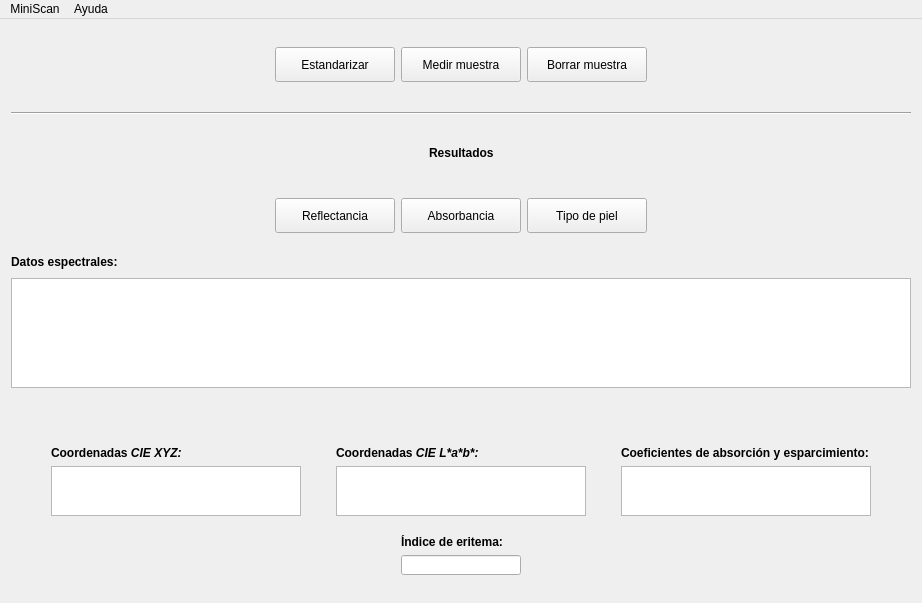
First picture: the form in mainwindow.ui, repository Gabnz/Spectrasoft, before the edit.
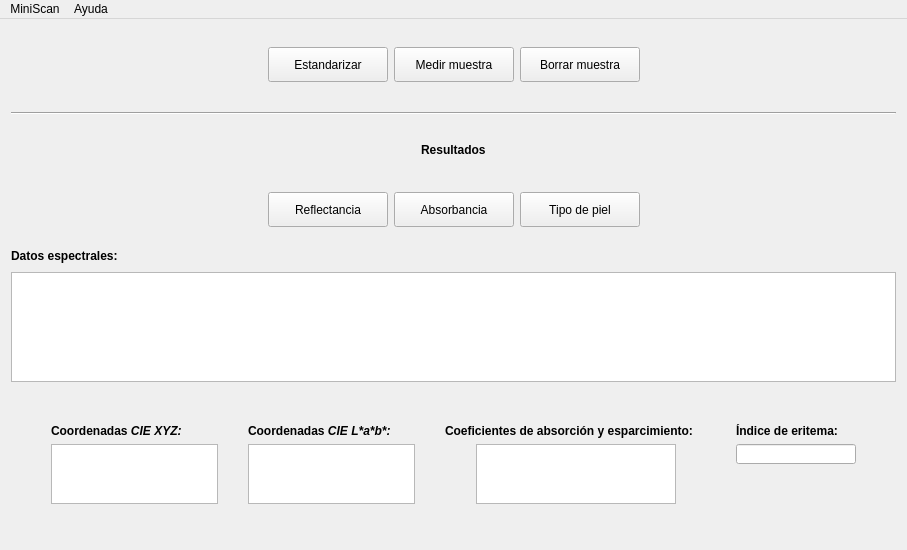
Second picture: the form after the edit. Icons and pictures are not drawn.

What changed in the file:
```diff
--- a/mainwindow.ui
+++ b/mainwindow.ui
@@ -6,8 +6,8 @@
    <rect>
     <x>0</x>
     <y>0</y>
-    <width>920</width>
-    <height>603</height>
+    <width>905</width>
+    <height>550</height>
    </rect>
   </property>
   <property name="windowTitle">
@@ -20,7 +20,7 @@
   <widget class="QWidget" name="centralWidget">
    <layout class="QGridLayout" name="gridLayout_5">
     <item row="0" column="0">
-     <layout class="QVBoxLayout" name="verticalLayout_5">
+     <layout class="QVBoxLayout" name="verticalLayout">
       <item>
        <layout class="QGridLayout" name="gridLayout_2">
         <item row="0" column="1">
@@ -535,7 +535,7 @@
        <widget class="QTableView" name="tablaPuntosEspectrales">
         <property name="minimumSize">
          <size>
-          <width>900</width>
+          <width>885</width>
           <height>110</height>
          </size>
         </property>
@@ -592,7 +592,35 @@
       </item>
       <item>
        <layout class="QGridLayout" name="gridLayout_4">
-        <item row="0" column="0">
+        <item row="0" column="1">
+         <widget class="QLabel" name="etqCromaticidad">
+          <property name="text">
+           <string>&lt;html&gt;&lt;head/&gt;&lt;body&gt;&lt;p&gt;&lt;span style=&quot; font-weight:600;&quot;&gt;Coordenadas &lt;/span&gt;&lt;span style=&quot; font-weight:600; font-style:italic;&quot;&gt;CIE XYZ:&lt;/span&gt;&lt;/p&gt;&lt;/body&gt;&lt;/html&gt;</string>
+          </property>
+         </widget>
+        </item>
+        <item row="0" column="3">
+         <widget class="QLabel" name="etqLab">
+          <property name="text">
+           <string>&lt;html&gt;&lt;head/&gt;&lt;body&gt;&lt;p&gt;&lt;span style=&quot; font-weight:600;&quot;&gt;Coordenadas &lt;/span&gt;&lt;span style=&quot; font-weight:600; font-style:italic;&quot;&gt;CIE L*a*b*:&lt;/span&gt;&lt;/p&gt;&lt;/body&gt;&lt;/html&gt;</string>
+          </property>
+         </widget>
+        </item>
+        <item row="0" column="5" colspan="3">
+         <widget class="QLabel" name="etqAbsorcion_2">
+          <property name="text">
+           <string>&lt;html&gt;&lt;head/&gt;&lt;body&gt;&lt;p&gt;&lt;span style=&quot; font-weight:600;&quot;&gt;Coeficientes de absorción y esparcimiento:&lt;/span&gt;&lt;/p&gt;&lt;/body&gt;&lt;/html&gt;</string>
+          </property>
+         </widget>
+        </item>
+        <item row="0" column="9">
+         <widget class="QLabel" name="etqEritema">
+          <property name="text">
+           <string>&lt;html&gt;&lt;head/&gt;&lt;body&gt;&lt;p&gt;&lt;span style=&quot; font-weight:600;&quot;&gt;Índice de eritema:&lt;/span&gt;&lt;/p&gt;&lt;/body&gt;&lt;/html&gt;</string>
+          </property>
+         </widget>
+        </item>
+        <item row="1" column="0" rowspan="2">
          <spacer name="horizontalSpacer_13">
           <property name="orientation">
            <enum>Qt::Horizontal</enum>
@@ -605,34 +633,26 @@
           </property>
          </spacer>
         </item>
-        <item row="0" column="1">
-         <layout class="QVBoxLayout" name="verticalLayout_3">
-          <item>
-           <widget class="QLabel" name="etqCromaticidad">
-            <property name="text">
-             <string>&lt;html&gt;&lt;head/&gt;&lt;body&gt;&lt;p&gt;&lt;span style=&quot; font-weight:600;&quot;&gt;Coordenadas &lt;/span&gt;&lt;span style=&quot; font-weight:600; font-style:italic;&quot;&gt;CIE XYZ:&lt;/span&gt;&lt;/p&gt;&lt;/body&gt;&lt;/html&gt;</string>
-            </property>
-           </widget>
-          </item>
-          <item>
-           <widget class="QTableView" name="tablaXYZ">
-            <property name="minimumSize">
-             <size>
-              <width>250</width>
-              <height>50</height>
-             </size>
-            </property>
-            <property name="maximumSize">
-             <size>
-              <width>250</width>
-              <height>50</height>
-             </size>
-            </property>
-           </widget>
-          </item>
-         </layout>
+        <item row="1" column="1" rowspan="2">
+         <widget class="QTableView" name="tablaXYZ">
+          <property name="minimumSize">
+           <size>
+            <width>167</width>
+            <height>60</height>
+           </size>
+          </property>
+          <property name="maximumSize">
+           <size>
+            <width>167</width>
+            <height>60</height>
+           </size>
+          </property>
+          <attribute name="verticalHeaderVisible">
+           <bool>false</bool>
+          </attribute>
+         </widget>
         </item>
-        <item row="0" column="2">
+        <item row="1" column="2" rowspan="2">
          <spacer name="horizontalSpacer_3">
           <property name="orientation">
            <enum>Qt::Horizontal</enum>
@@ -645,34 +665,39 @@
           </property>
          </spacer>
         </item>
-        <item row="0" column="3" colspan="3">
-         <layout class="QVBoxLayout" name="verticalLayout">
-          <item>
-           <widget class="QLabel" name="etqLab">
-            <property name="text">
-             <string>&lt;html&gt;&lt;head/&gt;&lt;body&gt;&lt;p&gt;&lt;span style=&quot; font-weight:600;&quot;&gt;Coordenadas &lt;/span&gt;&lt;span style=&quot; font-weight:600; font-style:italic;&quot;&gt;CIE L*a*b*:&lt;/span&gt;&lt;/p&gt;&lt;/body&gt;&lt;/html&gt;</string>
-            </property>
-           </widget>
-          </item>
-          <item>
-           <widget class="QTableView" name="tablaLab">
-            <property name="minimumSize">
-             <size>
-              <width>250</width>
-              <height>50</height>
-             </size>
-            </property>
-            <property name="maximumSize">
-             <size>
-              <width>250</width>
-              <height>50</height>
-             </size>
-            </property>
-           </widget>
-          </item>
-         </layout>
+        <item row="1" column="3" rowspan="2">
+         <widget class="QTableView" name="tablaLAB">
+          <property name="minimumSize">
+           <size>
+            <width>167</width>
+            <height>60</height>
+           </size>
+          </property>
+          <property name="maximumSize">
+           <size>
+            <width>167</width>
+            <height>60</height>
+           </size>
+          </property>
+          <attribute name="verticalHeaderVisible">
+           <bool>false</bool>
+          </attribute>
+         </widget>
         </item>
-        <item row="0" column="6">
+        <item row="1" column="4" rowspan="2">
+         <spacer name="horizontalSpacer_11">
+          <property name="orientation">
+           <enum>Qt::Horizontal</enum>
+          </property>
+          <property name="sizeHint" stdset="0">
+           <size>
+            <width>13</width>
+            <height>20</height>
+           </size>
+          </property>
+         </spacer>
+        </item>
+        <item row="1" column="5" rowspan="2">
          <spacer name="horizontalSpacer_7">
           <property name="orientation">
            <enum>Qt::Horizontal</enum>
@@ -685,47 +710,74 @@
           </property>
          </spacer>
         </item>
-        <item row="0" column="7">
-         <layout class="QVBoxLayout" name="verticalLayout_2">
-          <item>
-           <widget class="QLabel" name="etqAbsorcion_2">
-            <property name="text">
-             <string>&lt;html&gt;&lt;head/&gt;&lt;body&gt;&lt;p&gt;&lt;span style=&quot; font-weight:600;&quot;&gt;Coeficientes de absorción y esparcimiento:&lt;/span&gt;&lt;/p&gt;&lt;/body&gt;&lt;/html&gt;</string>
-            </property>
-           </widget>
-          </item>
-          <item>
-           <widget class="QTableView" name="tablaAbsEsp">
-            <property name="minimumSize">
-             <size>
-              <width>250</width>
-              <height>50</height>
-             </size>
-            </property>
-            <property name="maximumSize">
-             <size>
-              <width>250</width>
-              <height>50</height>
-             </size>
-            </property>
-           </widget>
-          </item>
-         </layout>
+        <item row="1" column="6" rowspan="2">
+         <widget class="QTableView" name="tablaAbsEsp">
+          <property name="minimumSize">
+           <size>
+            <width>200</width>
+            <height>60</height>
+           </size>
+          </property>
+          <property name="maximumSize">
+           <size>
+            <width>200</width>
+            <height>60</height>
+           </size>
+          </property>
+          <attribute name="verticalHeaderVisible">
+           <bool>false</bool>
+          </attribute>
+         </widget>
         </item>
-        <item row="0" column="8">
+        <item row="1" column="7" rowspan="2">
          <spacer name="horizontalSpacer_12">
           <property name="orientation">
            <enum>Qt::Horizontal</enum>
           </property>
           <property name="sizeHint" stdset="0">
            <size>
-            <width>40</width>
+            <width>13</width>
             <height>20</height>
            </size>
           </property>
          </spacer>
         </item>
-        <item row="1" column="3">
+        <item row="1" column="8">
+         <spacer name="horizontalSpacer_14">
+          <property name="orientation">
+           <enum>Qt::Horizontal</enum>
+          </property>
+          <property name="sizeHint" stdset="0">
+           <size>
+            <width>17</width>
+            <height>20</height>
+           </size>
+          </property>
+         </spacer>
+        </item>
+        <item row="1" column="9">
+         <widget class="QLineEdit" name="lineaEritema">
+          <property name="minimumSize">
+           <size>
+            <width>120</width>
+            <height>20</height>
+           </size>
+          </property>
+          <property name="maximumSize">
+           <size>
+            <width>120</width>
+            <height>20</height>
+           </size>
+          </property>
+          <property name="frame">
+           <bool>true</bool>
+          </property>
+          <property name="readOnly">
+           <bool>true</bool>
+          </property>
+         </widget>
+        </item>
+        <item row="1" column="10">
          <spacer name="horizontalSpacer_9">
           <property name="orientation">
            <enum>Qt::Horizontal</enum>
@@ -738,80 +790,34 @@
           </property>
          </spacer>
         </item>
-        <item row="1" column="4">
-         <layout class="QVBoxLayout" name="verticalLayout_4">
-          <item>
-           <spacer name="verticalSpacer_5">
-            <property name="orientation">
-             <enum>Qt::Vertical</enum>
-            </property>
-            <property name="sizeHint" stdset="0">
-             <size>
-              <width>17</width>
-              <height>13</height>
-             </size>
-            </property>
-           </spacer>
-          </item>
-          <item>
-           <widget class="QLabel" name="etqEritema">
-            <property name="text">
-             <string>&lt;html&gt;&lt;head/&gt;&lt;body&gt;&lt;p&gt;&lt;span style=&quot; font-weight:600;&quot;&gt;Índice de eritema:&lt;/span&gt;&lt;/p&gt;&lt;/body&gt;&lt;/html&gt;</string>
-            </property>
-           </widget>
-          </item>
-          <item>
-           <widget class="QLineEdit" name="lineaEritema">
-            <property name="minimumSize">
-             <size>
-              <width>120</width>
-              <height>20</height>
-             </size>
-            </property>
-            <property name="maximumSize">
-             <size>
-              <width>120</width>
-              <height>20</height>
-             </size>
-            </property>
-            <property name="frame">
-             <bool>true</bool>
-            </property>
-            <property name="readOnly">
-             <bool>true</bool>
-            </property>
-           </widget>
-          </item>
-          <item>
-           <spacer name="verticalSpacer_20">
-            <property name="orientation">
-             <enum>Qt::Vertical</enum>
-            </property>
-            <property name="sizeHint" stdset="0">
-             <size>
-              <width>20</width>
-              <height>17</height>
-             </size>
-            </property>
-           </spacer>
-          </item>
-         </layout>
-        </item>
-        <item row="1" column="5">
-         <spacer name="horizontalSpacer_11">
+        <item row="2" column="9">
+         <spacer name="verticalSpacer_5">
           <property name="orientation">
-           <enum>Qt::Horizontal</enum>
+           <enum>Qt::Vertical</enum>
           </property>
           <property name="sizeHint" stdset="0">
            <size>
-            <width>40</width>
-            <height>20</height>
+            <width>17</width>
+            <height>13</height>
            </size>
           </property>
          </spacer>
         </item>
        </layout>
       </item>
+      <item>
+       <spacer name="verticalSpacer_20">
+        <property name="orientation">
+         <enum>Qt::Vertical</enum>
+        </property>
+        <property name="sizeHint" stdset="0">
+         <size>
+          <width>20</width>
+          <height>17</height>
+         </size>
+        </property>
+       </spacer>
+      </item>
      </layout>
     </item>
    </layout>
@@ -821,7 +827,7 @@
     <rect>
      <x>0</x>
      <y>0</y>
-     <width>920</width>
+     <width>905</width>
      <height>21</height>
     </rect>
    </property>
```
